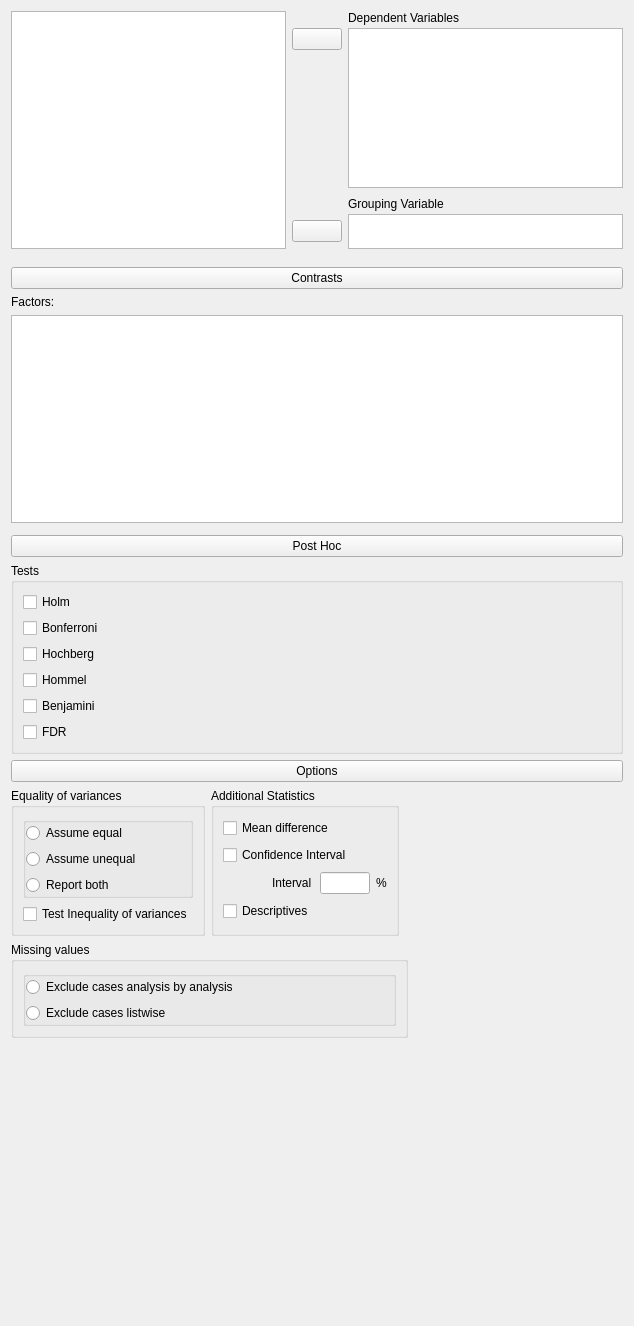
Old version of the form JASP-Desktop/analysisforms/anovaonewayform.ui in the repository jasp-stats/jasp-desktop.
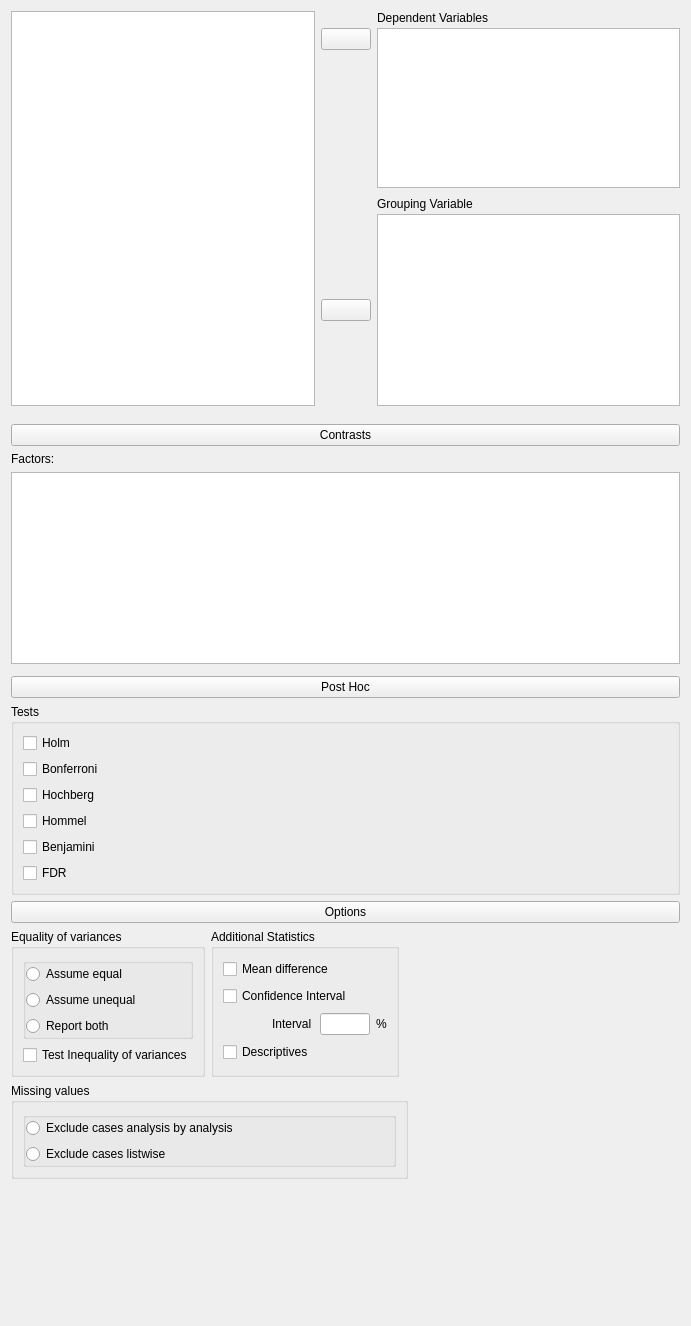
New version of the form. Custom widgets are drawn as their Qt base class.

The edit to the form file:
```diff
--- a/JASP-Desktop/analysisforms/anovaonewayform.ui
+++ b/JASP-Desktop/analysisforms/anovaonewayform.ui
@@ -6,7 +6,7 @@
    <rect>
     <x>0</x>
     <y>0</y>
-    <width>634</width>
+    <width>691</width>
     <height>1326</height>
    </rect>
   </property>
@@ -55,13 +55,13 @@
         <property name="minimumSize">
          <size>
           <width>0</width>
-          <height>35</height>
+          <height>0</height>
          </size>
         </property>
         <property name="maximumSize">
          <size>
           <width>16777215</width>
-          <height>35</height>
+          <height>16777215</height>
          </size>
         </property>
        </widget>
@@ -619,6 +619,11 @@
    <extends>QTableView</extends>
    <header>widgets/boundtableview.h</header>
   </customwidget>
+  <customwidget>
+   <class>boundSingleItemView</class>
+   <extends>QListView</extends>
+   <header>widgets/boundsingleitemview.h</header>
+  </customwidget>
  </customwidgets>
  <resources/>
  <connections/>
```
Left out of the diff: 2 changed lines with no effect on the pictures.
